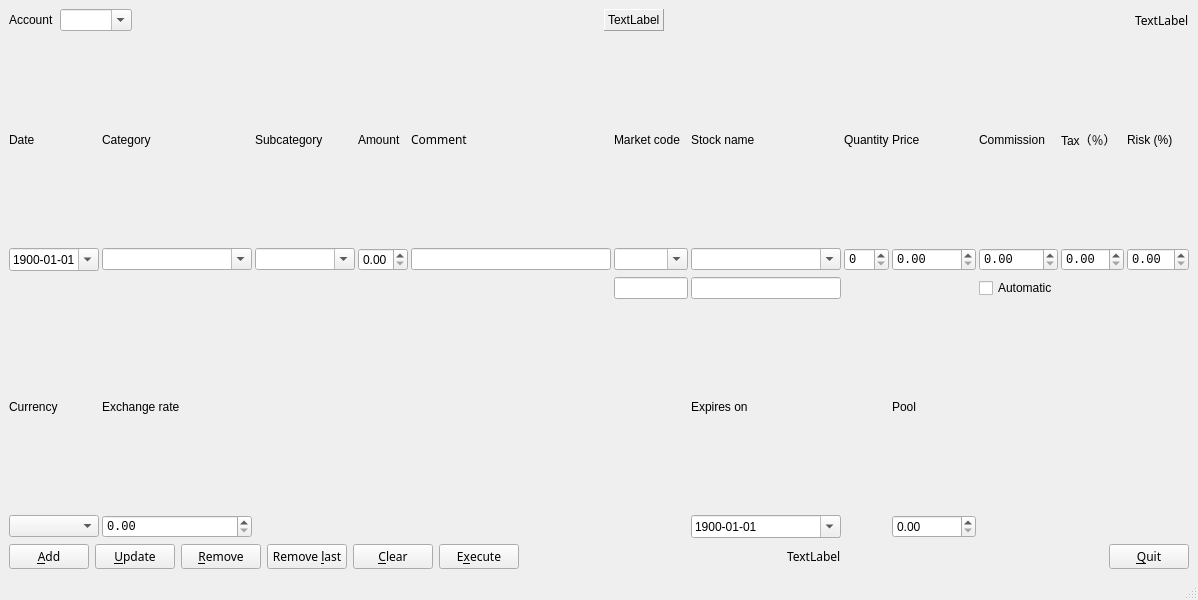
This is lisa/pyqt/viewpyqt.ui in rockwolf/python as Qt 5 draws it before an edit. The edited form follows.
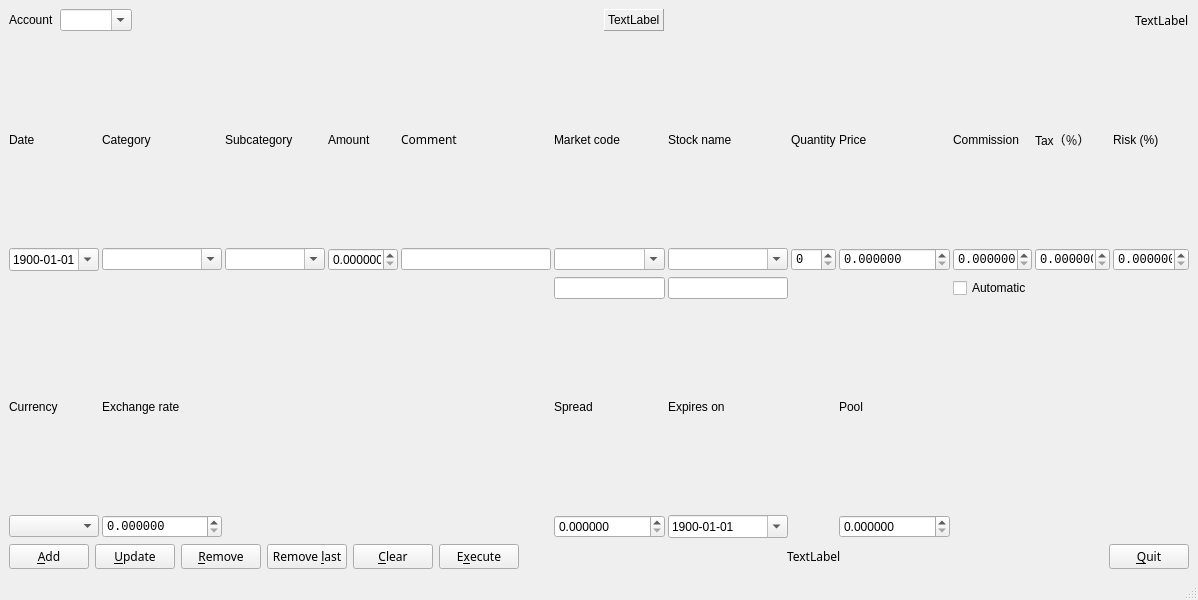
This is the edited form.

Commit message: Added the spread to the gui and created pool view. Still need to add the spread value to the code.

```diff
--- a/lisa/pyqt/viewpyqt.ui
+++ b/lisa/pyqt/viewpyqt.ui
@@ -213,7 +213,7 @@
          <widget class="QComboBox" name="cmb_category">
           <property name="minimumSize">
            <size>
-            <width>150</width>
+            <width>120</width>
             <height>0</height>
            </size>
           </property>
@@ -251,13 +251,16 @@
          <widget class="QDoubleSpinBox" name="spn_amount">
           <property name="minimumSize">
            <size>
-            <width>10</width>
+            <width>70</width>
             <height>0</height>
            </size>
           </property>
           <property name="locale">
            <locale language="C" country="AnyCountry"/>
           </property>
+          <property name="decimals">
+           <number>6</number>
+          </property>
           <property name="maximum">
            <double>999999.989999999990687</double>
           </property>
@@ -273,7 +276,7 @@
           </property>
           <property name="minimumSize">
            <size>
-            <width>200</width>
+            <width>150</width>
             <height>0</height>
            </size>
           </property>
@@ -293,7 +296,7 @@
          <widget class="QComboBox" name="cmb_stock_name">
           <property name="minimumSize">
            <size>
-            <width>150</width>
+            <width>120</width>
             <height>0</height>
            </size>
           </property>
@@ -342,6 +345,9 @@
           <property name="locale">
            <locale language="C" country="AnyCountry"/>
           </property>
+          <property name="decimals">
+           <number>6</number>
+          </property>
           <property name="maximum">
            <double>999999.989999999990687</double>
           </property>
@@ -363,6 +369,9 @@
           <property name="locale">
            <locale language="C" country="AnyCountry"/>
           </property>
+          <property name="decimals">
+           <number>6</number>
+          </property>
           <property name="maximum">
            <double>999999.989999999990687</double>
           </property>
@@ -384,6 +393,9 @@
           <property name="locale">
            <locale language="C" country="AnyCountry"/>
           </property>
+          <property name="decimals">
+           <number>6</number>
+          </property>
           <property name="maximum">
            <double>999999.989999999990687</double>
           </property>
@@ -405,6 +417,9 @@
           <property name="locale">
            <locale language="C" country="AnyCountry"/>
           </property>
+          <property name="decimals">
+           <number>6</number>
+          </property>
           <property name="maximum">
            <double>999999.989999999990687</double>
           </property>
@@ -462,6 +477,9 @@
           <property name="locale">
            <locale language="C" country="AnyCountry"/>
           </property>
+          <property name="decimals">
+           <number>6</number>
+          </property>
           <property name="maximum">
            <double>1000000.000000000000000</double>
           </property>
@@ -516,6 +534,9 @@
         </item>
         <item row="4" column="8">
          <widget class="QDoubleSpinBox" name="spn_pool_trading">
+          <property name="decimals">
+           <number>6</number>
+          </property>
           <property name="maximum">
            <double>999999.989999999990687</double>
           </property>
@@ -528,6 +549,23 @@
           </property>
          </widget>
         </item>
+        <item row="3" column="5">
+         <widget class="QLabel" name="lblSpread">
+          <property name="text">
+           <string>Spread</string>
+          </property>
+         </widget>
+        </item>
+        <item row="4" column="5">
+         <widget class="QDoubleSpinBox" name="spnSpread">
+          <property name="decimals">
+           <number>6</number>
+          </property>
+          <property name="maximum">
+           <double>999999.989999999990687</double>
+          </property>
+         </widget>
+        </item>
        </layout>
       </item>
       <item>
```
The commit also changes 6 other files.
